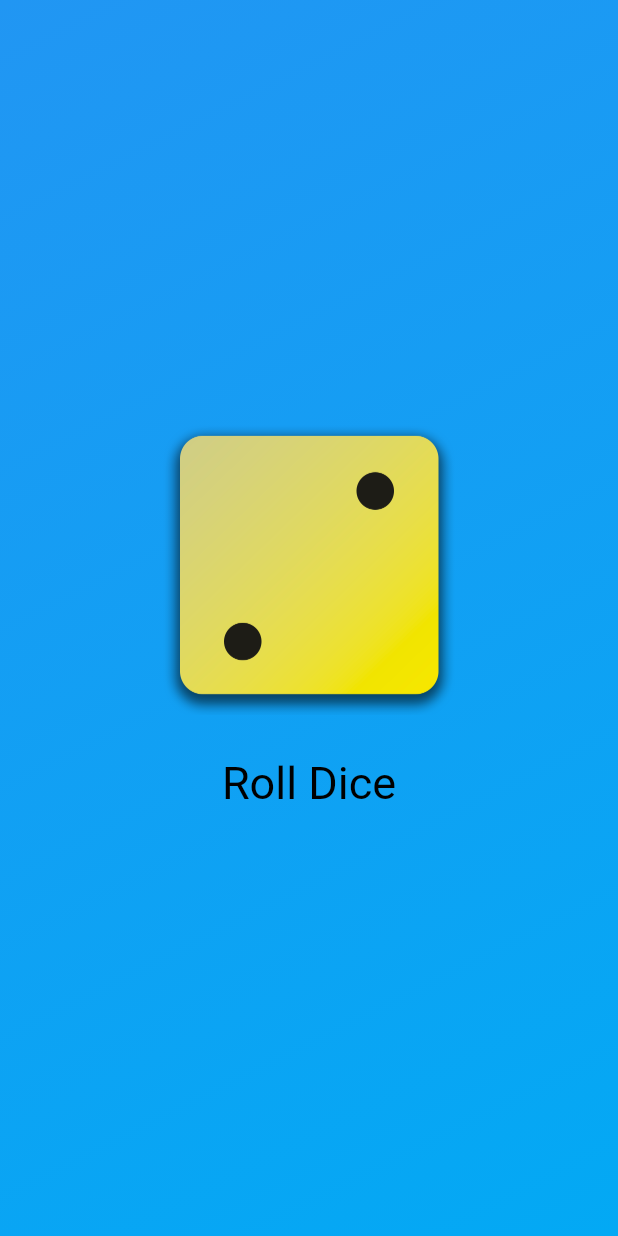
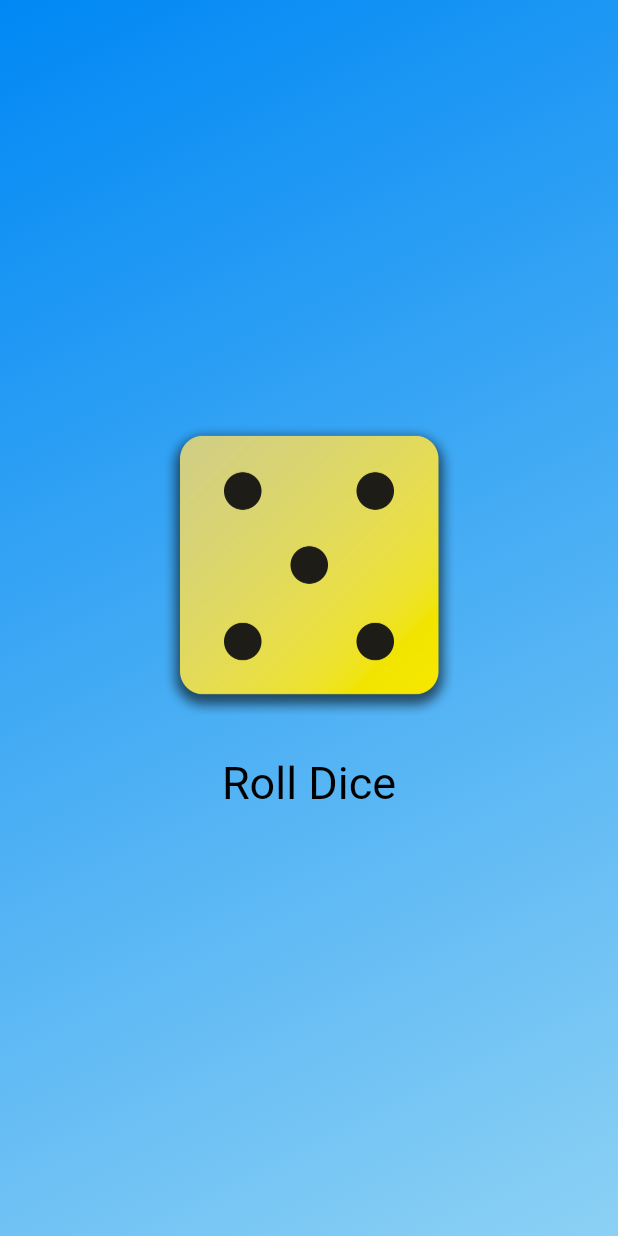
Before and after one commit to Chloe-R-Rowley/roll_dice_app, a Flutter app: the screen it shows after launch, after a tap on "Roll Dice", on a phone screen of 412 x 824 dp. Run offline on Flutter 3.47's test engine with Material 2 defaults, Android fonts, the phone set to English and light mode, and no system bars.

```diff
--- a/lib/dice_roller.dart
+++ b/lib/dice_roller.dart
@@ -1,4 +1,7 @@
 import 'package:flutter/material.dart';
+import 'dart:math';
+
+final randomizer = Random();
 
 class DiceRoller extends StatefulWidget {
   const DiceRoller({super.key});
@@ -10,11 +13,14 @@ class DiceRoller extends StatefulWidget {
 }
 
 class DiceRollerState extends State<DiceRoller> {
-  var activeDiceImage = 'assets/images/dice-1.png';
+  // var activeDiceImage = 'assets/images/dice-1.png';
+  var currentDiceRoll = 1;
 
   void rollDice() {
+    // var diceRoll = Random().nextInt(6) + 1;
     setState(() {
-      activeDiceImage = 'assets/images/dice-2.png';
+      currentDiceRoll = randomizer.nextInt(6) + 1;
+      // activeDiceImage = 'assets/images/dice-$diceRoll.png';
     });
   }
 
@@ -24,7 +30,7 @@ class DiceRollerState extends State<DiceRoller> {
       mainAxisSize: MainAxisSize.min,
       children: [
         Image.asset(
-          activeDiceImage,
+          'assets/images/dice-$currentDiceRoll.png',
           width: 200,
         ),
         const SizedBox(height: 20),
--- a/lib/main.dart
+++ b/lib/main.dart
@@ -6,7 +6,8 @@ void main() {
   runApp(
     const MaterialApp(
       home: Scaffold(
-        body: GradientContainer(Colors.blue, Colors.lightBlue),
+        body: GradientContainer(Color.fromARGB(255, 0, 136, 244),
+            Color.fromARGB(255, 140, 209, 244)),
       ),
     ),
   );
```
